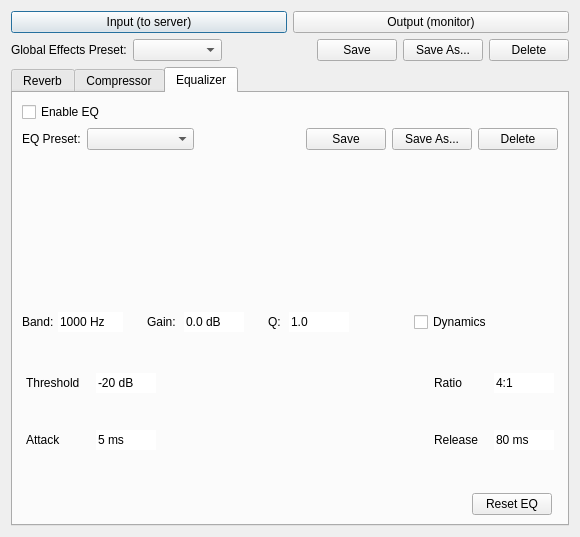
First picture: the form in src/effectsdlgbase.ui, repository ignotus666/jamulus, before the edit.
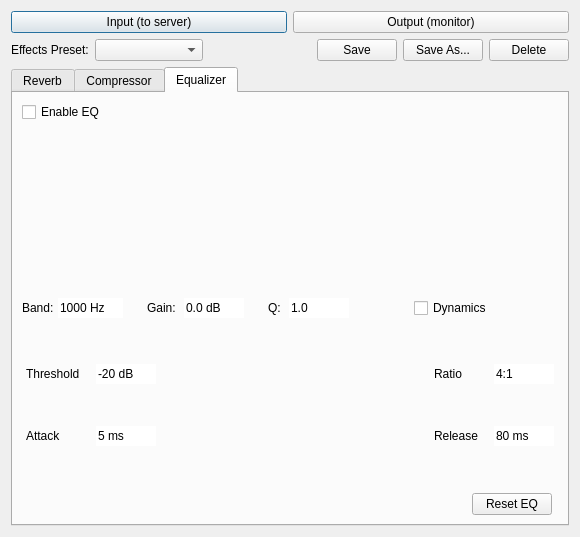
Second picture: the form after the edit. Custom widgets are drawn as their Qt base class.

Commit message: Keep effects controls active when disabled and remove separate EQ preset

Patch:
```diff
--- a/src/effectsdlgbase.ui
+++ b/src/effectsdlgbase.ui
@@ -43,7 +43,7 @@
      <item>
       <widget class="QLabel" name="pLblEffectsPreset">
        <property name="text">
-        <string>Global Effects Preset:</string>
+        <string>Effects Preset:</string>
        </property>
       </widget>
      </item>
@@ -541,61 +541,6 @@
        <string>Equalizer</string>
       </attribute>
       <layout class="QGridLayout" name="gridLayout">
-       <item row="1" column="0" colspan="2">
-        <layout class="QHBoxLayout" name="horizontalLayoutEQPresetRow">
-         <item>
-          <widget class="QLabel" name="label">
-           <property name="text">
-            <string>EQ Preset:</string>
-           </property>
-          </widget>
-         </item>
-         <item>
-          <widget class="QComboBox" name="pCbxEQPresets">
-           <property name="sizePolicy">
-            <sizepolicy hsizetype="Expanding" vsizetype="Fixed">
-             <horstretch>0</horstretch>
-             <verstretch>0</verstretch>
-            </sizepolicy>
-           </property>
-          </widget>
-         </item>
-         <item>
-          <spacer name="horizontalSpacer_2">
-           <property name="orientation">
-            <enum>Qt::Horizontal</enum>
-           </property>
-           <property name="sizeHint" stdset="0">
-            <size>
-             <width>40</width>
-             <height>20</height>
-            </size>
-           </property>
-          </spacer>
-         </item>
-         <item>
-          <widget class="QPushButton" name="pButEQSavePreset">
-           <property name="text">
-            <string>Save</string>
-           </property>
-          </widget>
-         </item>
-         <item>
-          <widget class="QPushButton" name="pButEQSaveAsPreset">
-           <property name="text">
-            <string>Save As...</string>
-           </property>
-          </widget>
-         </item>
-         <item>
-          <widget class="QPushButton" name="pButEQDeletePreset">
-           <property name="text">
-            <string>Delete</string>
-           </property>
-          </widget>
-         </item>
-        </layout>
-       </item>
        <item row="0" column="0">
         <widget class="QCheckBox" name="pChbEQEnable">
          <property name="text">
@@ -627,7 +572,7 @@
          </item>
         </layout>
        </item>
-       <item row="4" column="0" colspan="2">
+       <item row="3" column="0" colspan="2">
         <widget class="QWidget" name="pEQDynPanel" native="true">
          <layout class="QGridLayout" name="gridLayoutEQDyn">
           <property name="leftMargin">
@@ -841,7 +786,7 @@
          </layout>
         </widget>
        </item>
-       <item row="3" column="0">
+       <item row="2" column="0">
         <layout class="QHBoxLayout" name="horizontalLayout">
          <property name="spacing">
           <number>4</number>
@@ -1063,7 +1008,7 @@
          </item>
         </layout>
        </item>
-       <item row="2" column="0" colspan="2">
+       <item row="1" column="0" colspan="2">
         <widget class="CEQCurveWidget" name="pEQCurveWidget" native="true"/>
        </item>
       </layout>
```
Left out of the diff: 2 changed lines with no effect on the pictures. The commit also changes 7 other files.
